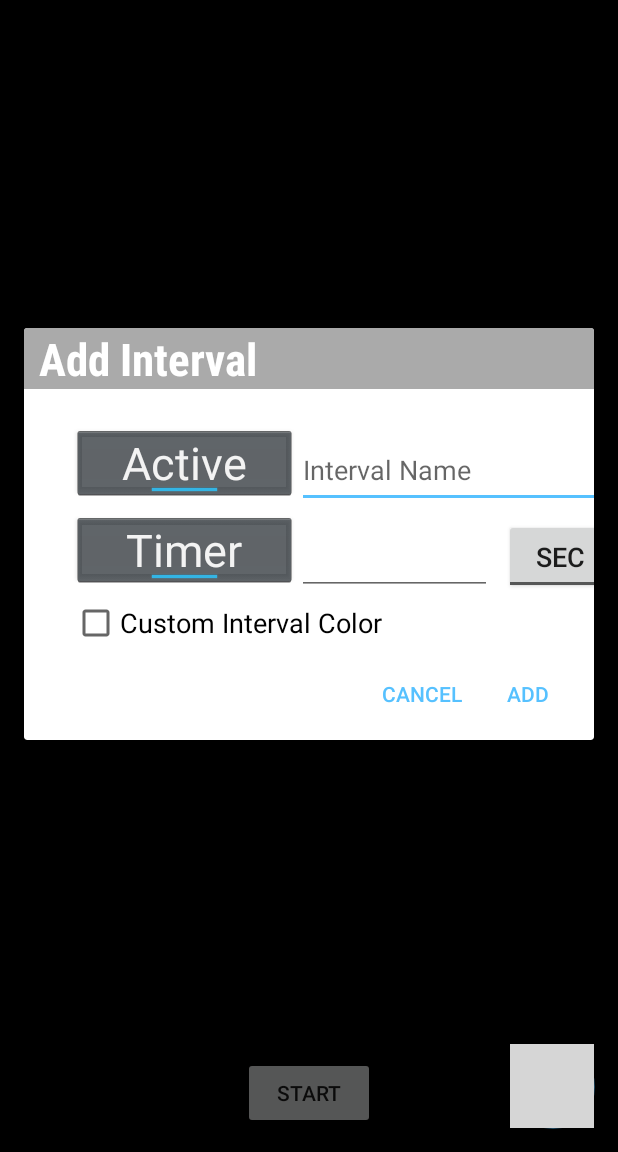
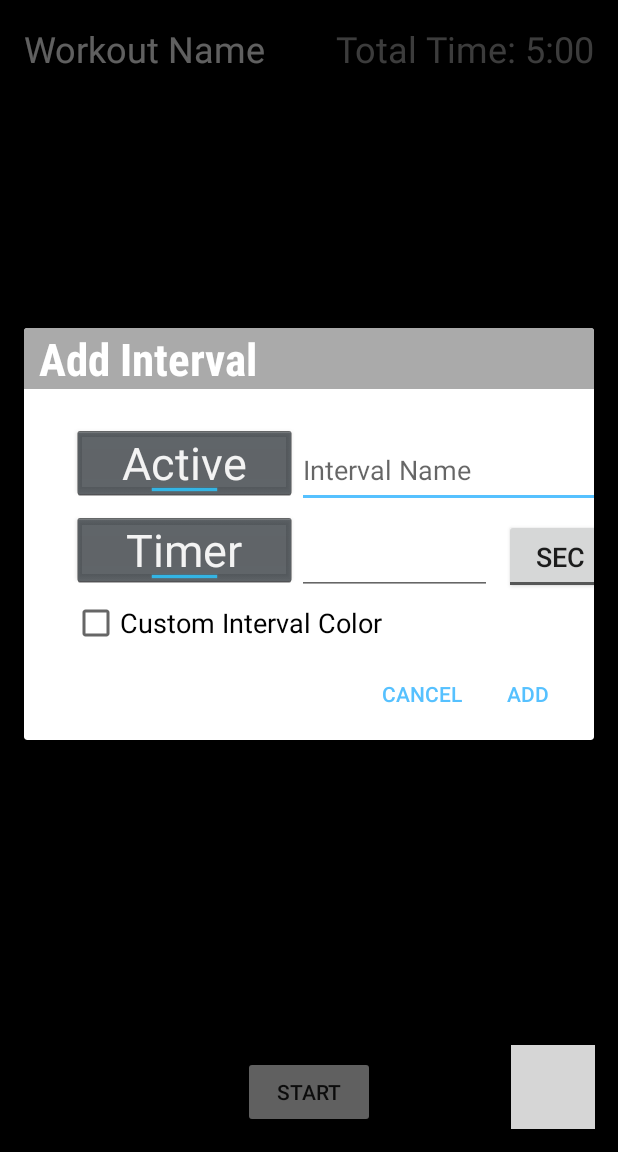
Before and after one commit to JacobHearst/IntervalTimer, an Android app: the fragment IntervalListFragment placed in its activity, after a tap on an icon or button, on a phone screen of 412 x 824 dp, the part 84-1236 px from its top. Run offline under Robolectric (Android 15) with nearby library versions, the phone set to English and light mode, and no system bars; our stand-ins replace Room's generated code, data binding, navigation-ui; libraries missing offline, so code that uses them is left out: com.skydoves.colorpickerview; plain views replace ColorPickerView; 6 statements that could not run were skipped; grey boxes are pictures that could not be loaded.

Commit message:
Cosmetic Changes + Merge Fix (#21)
Overall UI update to the landing fragment and interval view screens. Minor cosmetic changes all around.

```diff
--- a/app/src/main/java/com/example/intervaltimer/IntervalListFragment.kt
+++ b/app/src/main/java/com/example/intervaltimer/IntervalListFragment.kt
@@ -81,6 +81,17 @@ class IntervalListFragment : Fragment() {
         viewModel = ViewModelProviders.of(this).get(IntervalViewModel::class.java)
         val recyclerView = initRecyclerView(rootView.intervalList)
 
+        /*
+        viewModel.insertInterval(Interval(null, "Warmup", "Active", 300, null, "Red", 0, 2))
+        viewModel.insertInterval(Interval(null, "Jog", "Active", 330, null, "Red", 0, 2))
+        viewModel.insertInterval(Interval(null, "Run", "Active", 120, null, "Red", 0, 2))
+        viewModel.insertInterval(Interval(null, "Sprint", "Active", 140, null, "Red", 0, 2))
+        viewModel.insertInterval(Interval(null, "Hurdles", "Active", 340, null, "Red", 0, 2))
+        viewModel.insertInterval(Interval(null, "Rest", "Active", 600, null, "Red", 0, 2))
+        viewModel.insertInterval(Interval(null, "Sprints", "Active", 230, null, "Red", 0, 2))
+        viewModel.insertInterval(Interval(null, "Cooldown", "Active", 800, null, "Red", 0, 2))
+        */
+
         rootView.intervalViewWorkoutName.text = args.workout.name
         rootView.intervalViewTotalTime.text = Util.getDurationLabel(args.workout.length)
 
--- a/app/src/main/java/com/example/intervaltimer/LandingFragment.kt
+++ b/app/src/main/java/com/example/intervaltimer/LandingFragment.kt
@@ -55,6 +55,17 @@ class LandingFragment : Fragment() {
 
         val viewModel = ViewModelProviders.of(this).get(WorkoutViewModel::class.java)
 
+        /*
+        viewModel.insertWorkout(Workout(null, "Chest", 1200, true))
+        viewModel.insertWorkout(Workout(null, "Running", 1604, false))
+        viewModel.insertWorkout(Workout(null, "Biceps", 1500, false))
+        viewModel.insertWorkout(Workout(null, "Triceps", 1130, true))
+        viewModel.insertWorkout(Workout(null, "Shoulders", 1030, false))
+        viewModel.insertWorkout(Workout(null, "Back", 2412, true))
+        viewModel.insertWorkout(Workout(null, "Running", 3000, true))
+        viewModel.insertWorkout(Workout(null, "Grip Training", 800, false))
+        */
+
         recyclerLayout = LinearLayoutManager(this.context)
         recyclerAdapter = WorkoutCardAdapter(this)
 
@@ -69,6 +80,7 @@ class LandingFragment : Fragment() {
             layoutManager = recyclerLayout
             adapter = recyclerAdapter
         }
+
         return rootView
     }
 
--- a/app/src/main/res/drawable/ic_add_black_24dp.xml
+++ b/app/src/main/res/drawable/ic_add_black_24dp.xml
@@ -1,5 +1,5 @@
 <vector android:height="24dp" android:tint="#FFFFFF"
     android:viewportHeight="24.0" android:viewportWidth="24.0"
     android:width="24dp" xmlns:android="http://schemas.android.com/apk/res/android">
-    <path android:fillColor="#FF000000" android:pathData="M19,13h-6v6h-2v-6H5v-2h6V5h2v6h6v2z"/>
+    <path android:fillColor="@color/fontSecondary" android:pathData="M19,13h-6v6h-2v-6H5v-2h6V5h2v6h6v2z"/>
 </vector>
--- a/app/src/main/res/drawable/ic_edit_black_24dp.xml
+++ b/app/src/main/res/drawable/ic_edit_black_24dp.xml
@@ -4,6 +4,6 @@
         android:viewportWidth="24.0"
         android:viewportHeight="24.0">
     <path
-        android:fillColor="#4B4B4B"
+        android:fillColor="@color/fontSecondary"
         android:pathData="M3,17.25V21h3.75L17.81,9.94l-3.75,-3.75L3,17.25zM20.71,7.04c0.39,-0.39 0.39,-1.02 0,-1.41l-2.34,-2.34c-0.39,-0.39 -1.02,-0.39 -1.41,0l-1.83,1.83 3.75,3.75 1.83,-1.83z"/>
 </vector>
--- a/app/src/main/res/layout/fragment_interval_list.xml
+++ b/app/src/main/res/layout/fragment_interval_list.xml
@@ -3,41 +3,56 @@
     xmlns:tools="http://schemas.android.com/tools"
     xmlns:app="http://schemas.android.com/apk/res-auto"
     tools:context=".IntervalListFragment">
+
     <androidx.constraintlayout.widget.ConstraintLayout
         android:layout_width="match_parent"
         android:layout_height="match_parent"
+        android:background="@color/colorBackground"
         android:orientation="vertical">
 
-        <LinearLayout
+        <androidx.constraintlayout.widget.ConstraintLayout
             android:id="@+id/intervalViewHeading"
             android:layout_width="match_parent"
             android:layout_height="wrap_content"
-            android:orientation="horizontal"
-            android:padding="10dp"
             app:layout_constraintEnd_toEndOf="parent"
             app:layout_constraintStart_toStartOf="parent"
             app:layout_constraintTop_toTopOf="parent">
 
             <TextView
                 android:id="@+id/intervalViewWorkoutName"
-                android:layout_width="0dp"
+                android:layout_width="wrap_content"
                 android:layout_height="wrap_content"
-                android:layout_weight="1"
+                android:layout_marginStart="16dp"
+                android:layout_marginTop="16dp"
                 android:text="Workout Name"
-                android:textAppearance="@style/TextAppearance.AppCompat.Large" />
+                android:textAlignment="viewStart"
+                android:textAppearance="@style/TextAppearance.AppCompat.Large"
+                android:textColor="@color/fontPrimary"
+                android:textSize="24sp"
+                app:layout_constraintStart_toStartOf="parent"
+                app:layout_constraintTop_toTopOf="parent" />
 
             <TextView
                 android:id="@+id/intervalViewTotalTime"
                 android:layout_width="wrap_content"
                 android:layout_height="wrap_content"
+                android:layout_marginTop="16dp"
+                android:layout_marginEnd="16dp"
                 android:text="Total Time: 5:00"
-                android:textAppearance="@style/TextAppearance.AppCompat.Large" />
-        </LinearLayout>
+                android:textAlignment="viewEnd"
+                android:textAppearance="@style/TextAppearance.AppCompat.Large"
+                android:textColor="@color/fontSecondary"
+                android:textSize="24sp"
+                app:layout_constraintEnd_toEndOf="parent"
+                app:layout_constraintTop_toTopOf="parent" />
+        </androidx.constraintlayout.widget.ConstraintLayout>
 
         <androidx.recyclerview.widget.RecyclerView
             android:id="@+id/intervalList"
             android:layout_width="match_parent"
-            android:layout_height="wrap_content"
+            android:layout_height="0dp"
+            android:layout_marginBottom="16dp"
+            app:layout_constraintBottom_toBottomOf="parent"
             app:layout_constraintTop_toBottomOf="@+id/intervalViewHeading" />
 
         <com.google.android.material.floatingactionbutton.FloatingActionButton
@@ -46,20 +61,23 @@
             android:layout_height="wrap_content"
             android:layout_margin="15dp"
             android:background="@color/colorAccent"
-            android:src="@drawable/ic_add_black_24dp"
+            android:src="@drawable/ic_plus"
             app:fabSize="normal"
+            app:layout_constraintBottom_toBottomOf="parent"
             app:layout_constraintEnd_toEndOf="parent"
-            app:layout_constraintBottom_toBottomOf="parent"
             app:rippleColor="#FFF" />
 
         <Button
             android:id="@+id/startWorkout"
             android:layout_width="wrap_content"
             android:layout_height="wrap_content"
-            android:layout_marginBottom="15dp"
+            android:layout_marginBottom="16dp"
+            android:backgroundTint="@color/fontPrimary"
             android:text="@string/start"
+            android:textSize="14sp"
             app:layout_constraintBottom_toBottomOf="parent"
             app:layout_constraintEnd_toEndOf="parent"
+            app:layout_constraintHorizontal_bias="0.5"
             app:layout_constraintStart_toStartOf="parent" />
     </androidx.constraintlayout.widget.ConstraintLayout>
 </layout>
--- a/app/src/main/res/values/strings.xml
+++ b/app/src/main/res/values/strings.xml
@@ -4,8 +4,6 @@
     <string name="notification_rewind_action">REWIND</string>
     <string name="notification_pause_action">PAUSE</string>
     <string name="notification_fast_forward_action">FAST FORWARD</string>
-
-    <!-- TODO: Remove or change this placeholder text -->
     <string name="hello_blank_fragment">Hello blank fragment</string>
     <string name="add_interval_title">Add Interval</string>
     <string name="add_interval_add_dialog_text">Add</string>
```
Also changed, not shown: app/src/main/java/com/example/intervaltimer/Util.kt (+27 -4 lines), app/src/main/java/com/example/intervaltimer/WorkoutCardAdapter.kt (+3 -7 lines), app/src/main/res/layout/interval_list_item.xml (+35 -17 lines), app/src/main/res/layout/workout_card.xml (+4 -6 lines), 1 other file.
